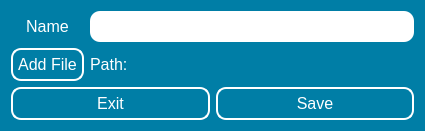
daniel-deru/Runner2, file ui files/add_File.ui: the form before one commit.
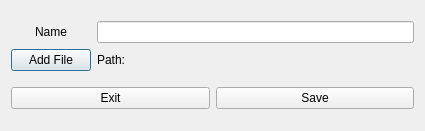
The form after the commit.

Commit message: changed button size to accomodate different fonts. changed database to order notes.

```diff
--- a/ui files/add_File.ui
+++ b/ui files/add_File.ui
@@ -2,6 +2,12 @@
 <ui version="4.0">
  <class>Add_File_Dialog</class>
  <widget class="QDialog" name="Add_File_Dialog">
+  <property name="windowModality">
+   <enum>Qt::NonModal</enum>
+  </property>
+  <property name="enabled">
+   <bool>true</bool>
+  </property>
   <property name="geometry">
    <rect>
     <x>0</x>
@@ -20,43 +26,7 @@
    <string>Dialog</string>
   </property>
   <property name="styleSheet">
-   <string notr="true">#Add_File_Dialog {
-	background-color: #007EA6;
-}
-
-#lbl_name{
-	text-align: center;
-}
-
-
-QLineEdit {
-	padding: 5px;
-	border-radius:10px;
-}
-
-QPushButton, QLabel, QLineEdit {
-	font-size: 16px;
-}
-
-
-QPushButton {
-	color: white;
-	background-color: transparent;
-	border: 2px solid white;
-	border-radius: 10px;
-	padding: 5px;
-}
-
-QPushButton:pressed {
-	color: #007EA6;
-	background-color: white;
-}
-
- QLabel {
-	color: white;
-}
-
-</string>
+   <string notr="true"/>
   </property>
   <layout class="QVBoxLayout" name="verticalLayout">
    <item>
```
The commit also changes 32 other files.
